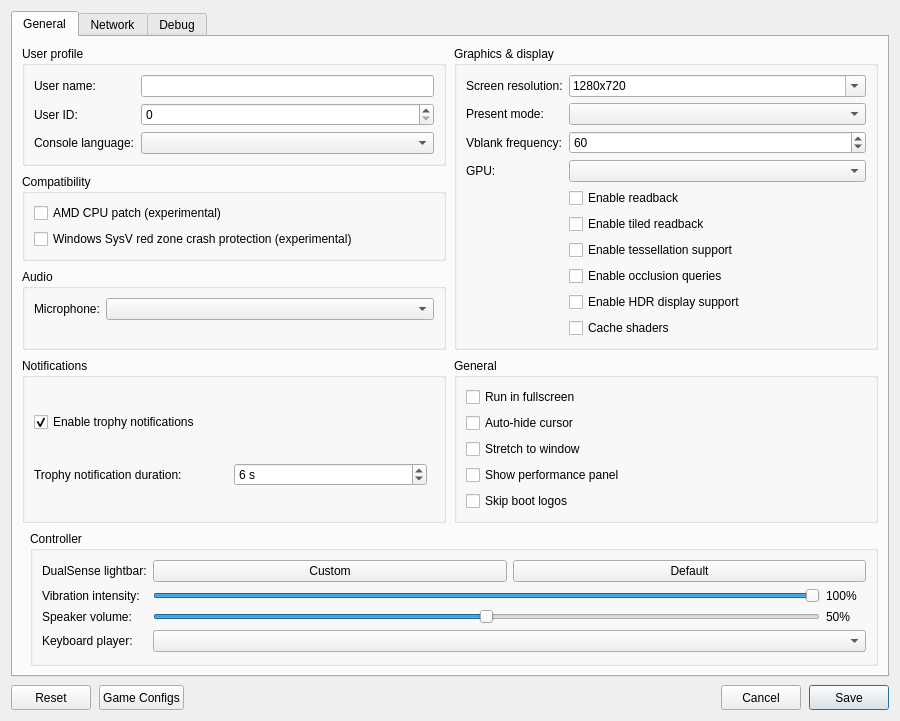
The window that src/launcher/forms/configuration_edit_dialog.ui (TheCruZ/KytyPS5-GTA) describes before a commit, drawn with Qt 5.
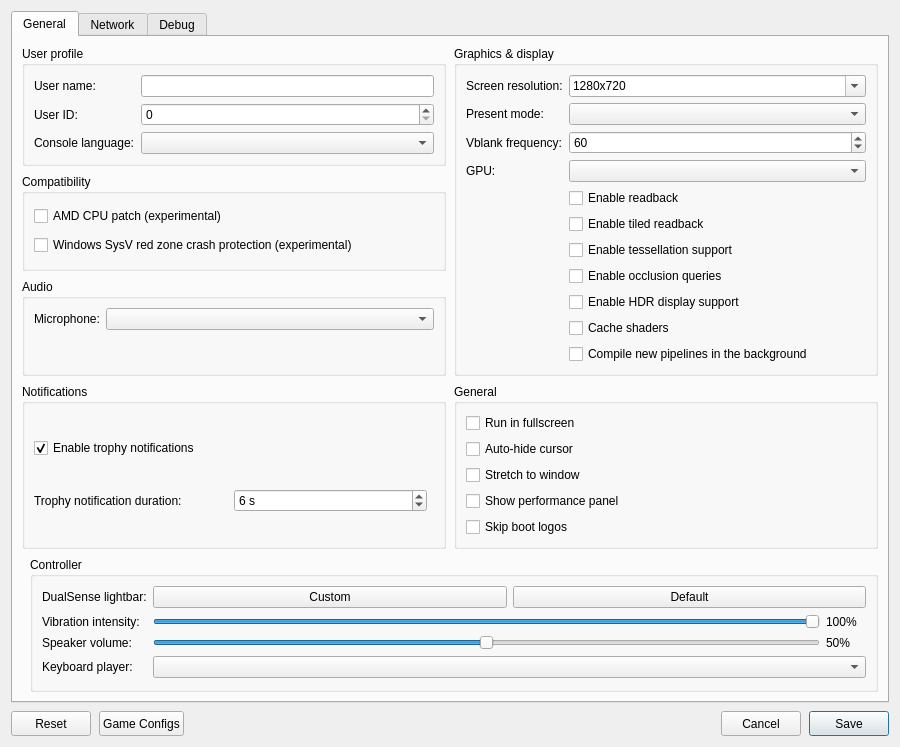
The same window after the commit. Custom widgets are drawn as their Qt base class.

Commit message: graphics: create new pipelines in the background and skip their draws

The edit to the form file:
```diff
--- a/src/launcher/forms/configuration_edit_dialog.ui
+++ b/src/launcher/forms/configuration_edit_dialog.ui
@@ -209,6 +209,12 @@
               <property name="text"><string>Cache shaders</string></property>
              </widget>
             </item>
+            <item row="11" column="1">
+             <widget class="QCheckBox" name="checkBox_async_pipelines">
+              <property name="toolTip"><string>Compile new pipelines in the background and skip the draws that need them meanwhile: an object may appear a moment late the first time it is seen, instead of the game stuttering.</string></property>
+              <property name="text"><string>Compile new pipelines in the background</string></property>
+             </widget>
+            </item>
            </layout>
           </widget>
          </item>
```
The commit also changes 12 other files.
